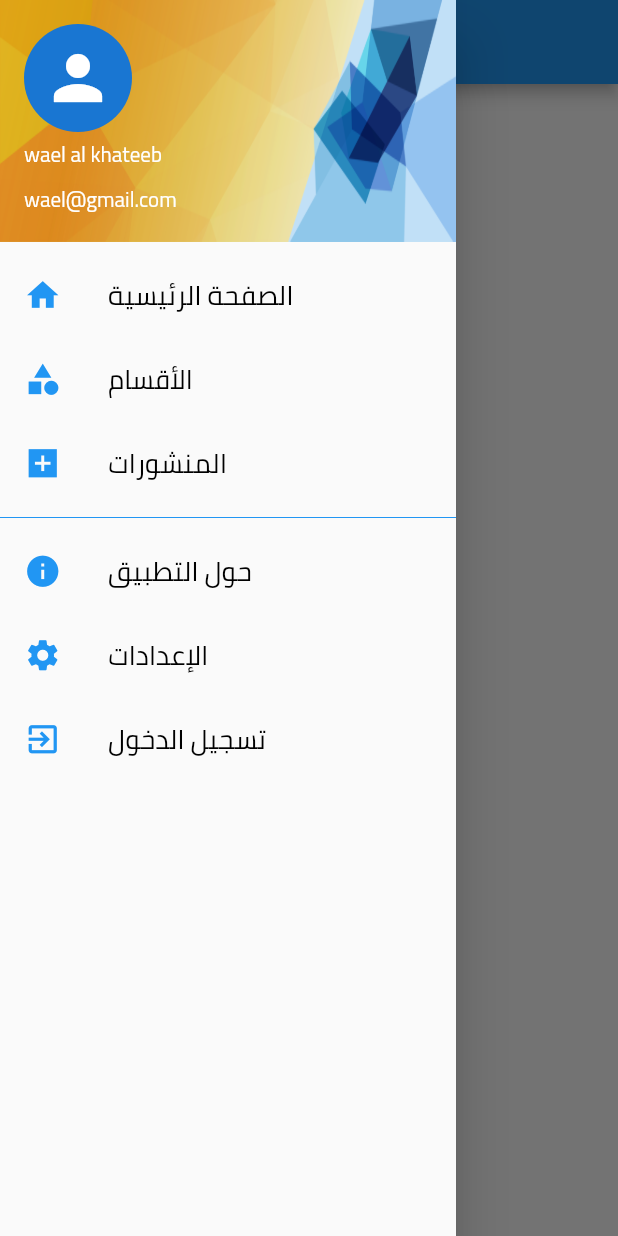
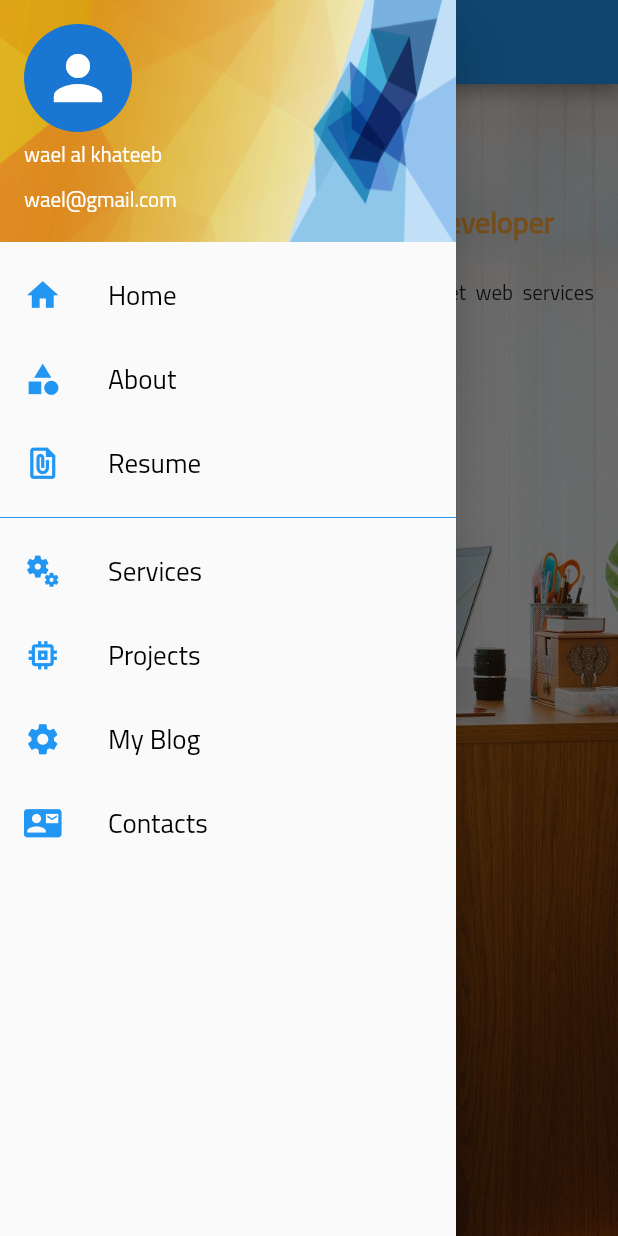
Before and after one commit to waelkhatib/flutter_cv, a Flutter app: the HomePage screen opened directly, with the side drawer open, on a phone screen of 412 x 824 dp. Run offline on Flutter 3.47's test engine with Material 2 defaults, Android fonts, the light colour scheme and no system bars; our stand-ins replace carousel_pro, form_field_validator.

Commit message:
design home and about page

```diff
--- a/lib/components/drawer.dart
+++ b/lib/components/drawer.dart
@@ -1,4 +1,6 @@
 import 'package:flutter/material.dart';
+import 'package:youtube_first/pages/about.dart';
+import 'package:youtube_first/pages/home.dart';
 
 class MyDrawer extends StatelessWidget {
   @override
@@ -33,7 +35,7 @@ class MyDrawer extends StatelessWidget {
             ),
             ListTile(
               title: Text(
-                'الصفحة الرئيسية',
+                'Home',
                 style: TextStyle(
                   color: Colors.black,
                   fontSize: 18,
@@ -45,12 +47,13 @@ class MyDrawer extends StatelessWidget {
                 size: 25,
               ),
               onTap: () {
-                Navigator.of(context).pushNamed('homePage');
+                Navigator.of(context)
+                    .push(MaterialPageRoute(builder: (context) => HomePage()));
               },
             ),
             ListTile(
               title: Text(
-                'الأقسام',
+                'About',
                 style: TextStyle(
                   color: Colors.black,
                   fontSize: 18,
@@ -62,19 +65,20 @@ class MyDrawer extends StatelessWidget {
                 size: 25,
               ),
               onTap: () {
-                Navigator.of(context).pushNamed('categories');
+                Navigator.of(context)
+                    .push(MaterialPageRoute(builder: (context) => AboutPage()));
               },
             ),
             ListTile(
               title: Text(
-                'المنشورات',
+                'Resume',
                 style: TextStyle(
                   color: Colors.black,
                   fontSize: 18,
                 ),
               ),
               leading: Icon(
-                Icons.add_box_sharp,
+                Icons.file_present,
                 color: Colors.blue,
                 size: 25,
               ),
@@ -87,14 +91,14 @@ class MyDrawer extends StatelessWidget {
             ),
             ListTile(
               title: Text(
-                'حول التطبيق',
+                'Services',
                 style: TextStyle(
                   color: Colors.black,
                   fontSize: 18,
                 ),
               ),
               leading: Icon(
-                Icons.info,
+                Icons.miscellaneous_services_rounded,
                 color: Colors.blue,
                 size: 25,
               ),
@@ -102,7 +106,22 @@ class MyDrawer extends StatelessWidget {
             ),
             ListTile(
               title: Text(
-                'الإعدادات',
+                'Projects',
+                style: TextStyle(
+                  color: Colors.black,
+                  fontSize: 18,
+                ),
+              ),
+              leading: Icon(
+                Icons.memory,
+                color: Colors.blue,
+                size: 25,
+              ),
+              onTap: () {},
+            ),
+            ListTile(
+              title: Text(
+                'My Blog',
                 style: TextStyle(
                   color: Colors.black,
                   fontSize: 18,
@@ -117,14 +136,14 @@ class MyDrawer extends StatelessWidget {
             ),
             ListTile(
               title: Text(
-                'تسجيل الدخول',
+                'Contacts',
                 style: TextStyle(
                   color: Colors.black,
                   fontSize: 18,
                 ),
               ),
               leading: Icon(
-                Icons.exit_to_app,
+                Icons.contact_mail,
                 color: Colors.blue,
                 size: 25,
               ),
--- a/lib/main.dart
+++ b/lib/main.dart
@@ -1,9 +1,9 @@
 import 'package:flutter/material.dart';
-import 'package:youtube_first/pages/login.dart';
+import 'package:youtube_first/pages/home.dart';
 
 void main() {
   runApp(MaterialApp(
-    home: LoginPage(),
+    home: HomePage(),
     theme: ThemeData(fontFamily: 'Cairo'),
     debugShowCheckedModeBanner: false,
   ));
--- a/lib/pages/home.dart
+++ b/lib/pages/home.dart
@@ -1,6 +1,7 @@
 import 'package:flutter/material.dart';
 import 'package:flutter/services.dart';
 import 'package:youtube_first/components/drawer.dart';
+import 'package:youtube_first/pages/about.dart';
 
 class HomePage extends StatelessWidget {
   @override
@@ -11,9 +12,57 @@ class HomePage extends StatelessWidget {
       ),
       child: Scaffold(
         appBar: AppBar(
-          title: Text('General Info'),
+          title: Text('Home Page'),
         ),
-        body: Container(),
+        body: Container(
+          padding: EdgeInsets.symmetric(horizontal: 16),
+          child: Column(
+            children: [
+              SizedBox(
+                height: 32,
+              ),
+              Text(
+                "Mhd Wael Al khateeb",
+                style: TextStyle(fontSize: 20, fontWeight: FontWeight.bold),
+              ),
+              SizedBox(
+                height: 4,
+              ),
+              Text(
+                "Senior back-end & front-end developer",
+                style: TextStyle(
+                    fontSize: 20,
+                    color: Colors.orangeAccent,
+                    fontWeight: FontWeight.bold),
+              ),
+              SizedBox(
+                height: 16,
+              ),
+              Text(
+                "Develop mobile applications and design ASP.net web services and REST java APIs",
+                textAlign: TextAlign.justify,
+                style: TextStyle(fontSize: 14),
+              ),
+              SizedBox(
+                height: 16,
+              ),
+              RaisedButton(
+                onPressed: () {
+                  Navigator.of(context).push(
+                      MaterialPageRoute(builder: (context) => AboutPage()));
+                },
+                color: Colors.orangeAccent,
+                child: Text(
+                  "Let's begin",
+                  style: TextStyle(color: Colors.white),
+                ),
+              )
+            ],
+          ),
+          decoration: BoxDecoration(
+              image: DecorationImage(
+                  image: AssetImage('imgs/office.jpg'), fit: BoxFit.fill)),
+        ),
         drawer: MyDrawer(),
       ),
     );
--- a/pubspec.yaml
+++ b/pubspec.yaml
@@ -50,6 +50,7 @@ flutter:
   assets:
     - imgs/wael.jpg
     - imgs/logo.jpg
+    - imgs/office.jpg
     - imgs/header_bg.png
   #   - images/a_dot_ham.jpeg
 
```
Also changed, not shown: lib/pages/about.dart (added, +155 -0 lines), imgs/office.jpg (added).
